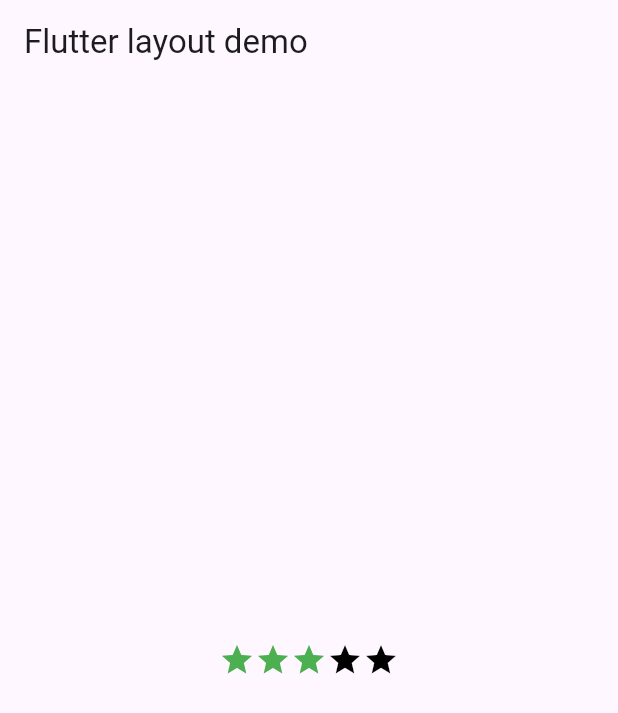
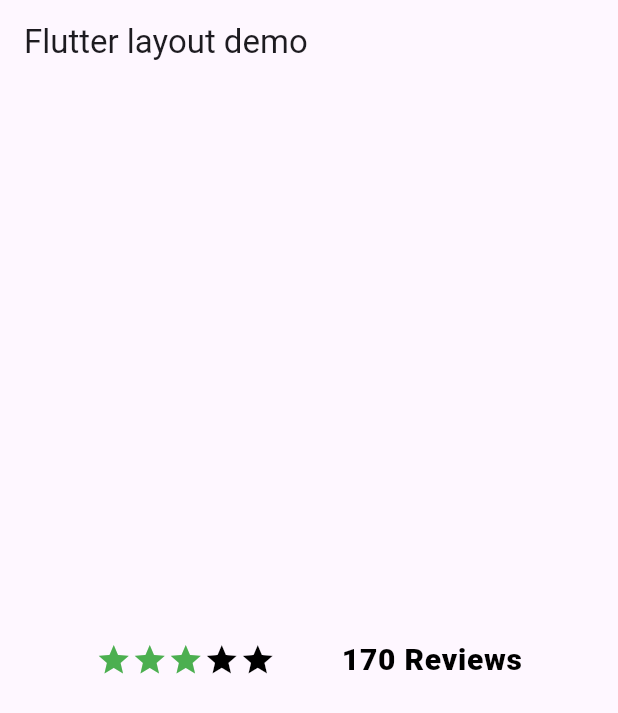
Before and after one commit to fael83/Smt4-Pemrograman_Mobile, a Flutter app: the screen it shows after launch, on a phone screen of 412 x 824 dp. Shown: the top 713 px of the screen. Run offline on Flutter 3.47's test engine with Material 3 defaults, Android fonts, the phone set to English and light mode, and no system bars.

Commit message:
Langkah 1 sampai 6

```diff
--- a/basic_layout_flutter/lib/main.dart
+++ b/basic_layout_flutter/lib/main.dart
@@ -21,9 +21,9 @@
     );
   }
 
-  Widget buildRow() =>
+Widget buildRow() {
   // #docregion row
-      Row(
+  final stars = Row(
     mainAxisSize: MainAxisSize.min,
     children: [
       Icon(Icons.star, color: Colors.green[500]),
@@ -34,7 +34,29 @@
     ],
   );
 
+  final ratings = Container(
+    padding: const EdgeInsets.all(20),
+    child: Row(
+      mainAxisAlignment: MainAxisAlignment.spaceEvenly,
+      children: [
+        stars,
+        const Text(
+          '170 Reviews',
+          style: TextStyle(
+            color: Colors.black,
+            fontWeight: FontWeight.w800,
+            fontFamily: 'Roboto',
+            letterSpacing: 0.5,
+            fontSize: 20,
+          ),
+        ),
+      ],
+    ),
+  );
+
+  return ratings;
   // #enddocregion row
+}
 
   Widget buildColumn() =>
       // #docregion column
--- /dev/null
+++ b/belanja/lib/main.dart
@@ -0,0 +1,22 @@
+import 'package:flutter/material.dart';
+import 'package:belanja/pages/home_page.dart';
+import 'package:belanja/pages/item_page.dart';
+
+void main() {
+  runApp(const MyApp());
+}
+
+class MyApp extends StatelessWidget {
+  const MyApp({super.key});
+
+  @override
+  Widget build(BuildContext context) {
+    return MaterialApp(
+      initialRoute: '/',
+      routes: {
+        '/': (context) => HomePage(),
+        '/item': (context) => ItemPage(),
+      },
+    );
+  }
+}
```
Also changed, not shown: belanja/analysis_options.yaml (added, +28 -0 lines), belanja/lib/models/item.dart (added, +7 -0 lines), belanja/lib/pages/home_page.dart (added, +44 -0 lines), belanja/lib/pages/item_page.dart (added, +17 -0 lines), belanja/pubspec.yaml (added, +91 -0 lines), belanja/images/01.png (added), belanja/pubspec.lock (added), 125 other files. Lines whose indentation alone changed are shown as unchanged.
